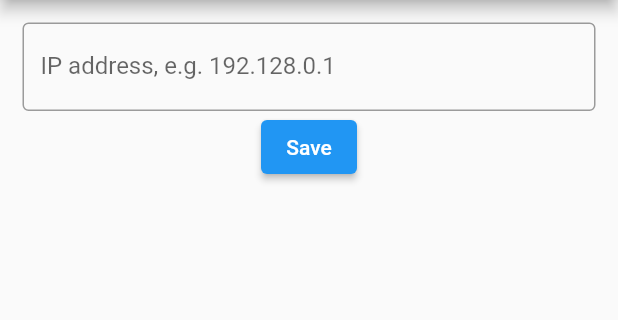
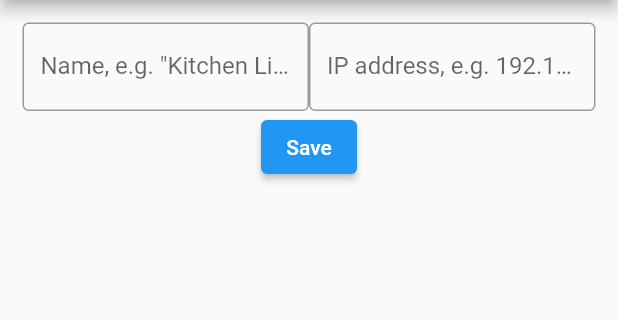
Before and after one commit to jrhahn/flutter_light_control, a Flutter app: the LightSetupScreen screen opened by its route, on a phone screen of 412 x 824 dp, the part 84-404 px from its top. Run offline on Flutter 3.47's test engine with Material 2 defaults, Android fonts, the phone set to English and light mode, and no system bars; our stand-ins replace shared_preferences; missing offline and left inert: dart:html; accounts and stored records are empty.

Commit message:
light config class

```diff
--- /dev/null
+++ b/lib/light_configuration.dart
@@ -0,0 +1,21 @@
+class LightConfiguration {
+  final String ipAddress;
+  final String name;
+
+  LightConfiguration(this.ipAddress, this.name);
+
+  LightConfiguration.fromJson(Map<String, dynamic> json)
+    : ipAddress = json['ipAddress'],
+      name = json['name'];
+
+  Map<String, dynamic> toJson() => {
+    'ipAddress': ipAddress,
+    'name': name
+  };
+
+  @override
+  String toString() {
+    return "$name ($ipAddress):";
+
+  }
+}
--- a/lib/screen/set_up_light.dart
+++ b/lib/screen/set_up_light.dart
@@ -1,4 +1,8 @@
+import 'dart:convert';
+import 'dart:html';
+
 import 'package:flutter/material.dart';
+import 'package:flutter_light_control/light_configuration.dart';
 import 'package:shared_preferences/shared_preferences.dart';
 
 import '../constants.dart';
@@ -71,36 +75,55 @@ class LightSetupScreen extends StatefulWidget {
 }
 
 class _LightSetupScreenState extends State<LightSetupScreen> {
-  String _url = 'IP address, e.g. 192.128.0.1';
-  late TextEditingController _controller;
+  LightConfiguration _lightConfiguration = LightConfiguration(
+      'IP address, e.g. 192.128.0.1',
+      'Name, e.g. "Kitchen Light"'
+  );
+
+  late TextEditingController _controllerName;
+  late TextEditingController _controllerIpAddress;
 
   @override
   void dispose() {
-    _controller.dispose();
+    _controllerName.dispose();
+    _controllerIpAddress.dispose();
     super.dispose();
   }
 
   // Loading counter value on start
   Future<void> _loadCounter() async {
     final prefs = await SharedPreferences.getInstance();
+
+    final lightConfigurationJson = prefs.getString('lightConfiguration');
+
+    if (lightConfigurationJson != null) {
       setState(() {
-      _url = (prefs.getString('url') ??  'IP address, e.g. 192.128.0.1');
+        _lightConfiguration = LightConfiguration.fromJson(
+            jsonDecode(lightConfigurationJson)
+        );
       });
+    }
   }
 
   @override
   void initState() {
     super.initState();
 
-    _controller = TextEditingController();
+    _controllerName = TextEditingController();
+    _controllerIpAddress = TextEditingController();
     _loadCounter();
   }
 
-  Future<void> _storeUrl() async {
+  Future<void> _storeLightConfiguration() async {
     final prefs = await SharedPreferences.getInstance();
+
+    final thisConfig = LightConfiguration(
+        _controllerIpAddress.text,
+        _controllerName.text
+    );
+
     setState(() {
-      // _url = (prefs.getInt('counter') ?? 0) + 1;
-      prefs.setString('url', _controller.text);
+      prefs.setString('lightConfiguration', jsonEncode(thisConfig));
     });
   }
 
@@ -114,11 +137,27 @@ class _LightSetupScreenState extends State<LightSetupScreen> {
     return Padding(
         padding: const EdgeInsets.all(15.0),
         child: Column(mainAxisAlignment: MainAxisAlignment.start, children: [
+        Row(
+            mainAxisAlignment: MainAxisAlignment.spaceBetween,
+        children: [
+          Flexible(
+            child:
         TextField(
-            controller: _controller,
+        controller: _controllerName,
             decoration: InputDecoration(
-              border: OutlineInputBorder(),
-              labelText: _url,
+              border: const OutlineInputBorder(),
+              labelText: _lightConfiguration.name,
+            )
+        )),
+          Flexible(
+              child:TextField(
+            controller: _controllerIpAddress,
+            decoration: InputDecoration(
+              border: const OutlineInputBorder(),
+              labelText: _lightConfiguration.ipAddress,
+            )
+        )),
+        ]
     ),
     // onSubmitted: (String value) async {
     //   await showDialog<void>(
@@ -139,7 +178,7 @@ class _LightSetupScreenState extends State<LightSetupScreen> {
     //         );
     //       });
     // }
-            ),
+    // ),
     // MyCustomForm(),
     // Row(
     //   crossAxisAlignment: CrossAxisAlignment.start,
@@ -151,13 +190,15 @@ class _LightSetupScreenState extends State<LightSetupScreen> {
     // ),
     ElevatedButton(
     onPressed: () {
-            // onSave()
-            _storeUrl();
+    _storeLightConfiguration();
     Navigator.pop(context);
     },
-          child: Text('Save'),
-        ),
-      ]),
+    child: const Text('Save'),
+    )
+    ,
+    ]
+    )
+    ,
     //
     );
   }
```
Also changed, not shown: lib/screen/main.dart (+15 -31 lines). Lines whose indentation alone changed are shown as unchanged.
